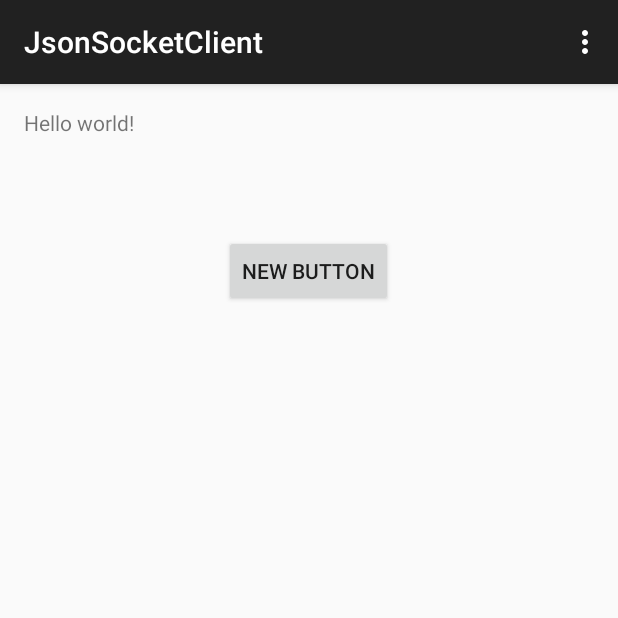
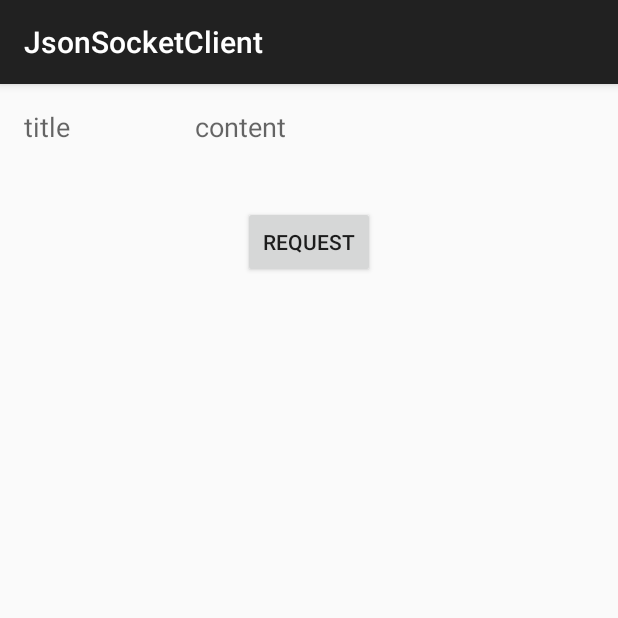
Before and after one commit to kyunooh/.net-android-socket-with-json, an Android app: the screen it shows after launch (MainActivity), on a phone screen of 412 x 824 dp, the top half of it. Run offline under Robolectric (Android 15) with nearby library versions, the phone set to English and light mode, and no system bars; libraries missing offline, so code that uses them is left out: org.json.simple.

```diff
--- a/JsonSocketClient/app/build.gradle
+++ b/JsonSocketClient/app/build.gradle
@@ -5,11 +5,12 @@ android {
     buildToolsVersion "22.0.1"
 
     defaultConfig {
-        applicationId "com.goree.api.jsonsocketclient"
+        applicationId "org.triplepy.jsonsocketclient"
         minSdkVersion 16
         targetSdkVersion 22
         versionCode 1
         versionName "1.0"
+        multiDexEnabled true
     }
     buildTypes {
         release {
@@ -22,4 +23,7 @@ android {
 dependencies {
     compile fileTree(dir: 'libs', include: ['*.jar'])
     compile 'com.android.support:appcompat-v7:22.2.1'
+    compile ('com.googlecode.json-simple:json-simple:1.1.1') {
+        exclude group: 'org.hamcrest', module: 'hamcrest-core'
+    }
 }
--- a/JsonSocketClient/app/src/main/AndroidManifest.xml
+++ b/JsonSocketClient/app/src/main/AndroidManifest.xml
@@ -1,6 +1,6 @@
 <?xml version="1.0" encoding="utf-8"?>
 <manifest xmlns:android="http://schemas.android.com/apk/res/android"
-    package="com.goree.api.jsonsocketclient" >
+    package="org.triplepy.jsonsocketclient" >
 
     <application
         android:allowBackup="true"
@@ -8,7 +8,7 @@
         android:label="@string/app_name"
         android:theme="@style/AppTheme" >
         <activity
-            android:name=".MainActivity"
+            android:name="org.triplepy.jsonsocketclient.MainActivity"
             android:label="@string/app_name" >
             <intent-filter>
                 <action android:name="android.intent.action.MAIN" />
--- /dev/null
+++ b/JsonSocketClient/app/src/main/java/org/triplepy/jsonsocketclient/MainActivity.java
@@ -0,0 +1,137 @@
+package org.triplepy.jsonsocketclient;
+
+import android.os.Handler;
+import android.os.Message;
+import android.support.v7.app.AppCompatActivity;
+import android.os.Bundle;
+import android.util.Log;
+import android.view.View;
+import android.view.View.OnClickListener;
+import android.widget.Button;
+import android.widget.TextView;
+
+
+
+import org.json.JSONException;
+import org.json.JSONObject;
+import org.json.simple.parser.JSONParser;
+import org.json.simple.parser.ParseException;
+
+import java.io.BufferedReader;
+import java.io.BufferedWriter;
+import java.io.InputStreamReader;
+import java.io.OutputStreamWriter;
+import java.io.PrintWriter;
+import java.net.InetAddress;
+import java.net.Socket;
+
+public class MainActivity extends AppCompatActivity implements OnClickListener{
+
+    public static final String windowServerIp = "192.168.1.199";
+
+    public static final int windowServerPort = 1234;
+
+    public static final int REFRESH = 1;
+
+    private Button m_RequestButton;
+
+    private TextView m_TitleTextView;
+
+    private TextView m_ContentTextView;
+
+    private String title;
+
+    private String content;
+
+    @Override
+    protected void onCreate(Bundle savedInstanceState) {
+        super.onCreate(savedInstanceState);
+        setContentView(R.layout.activity_main);
+
+        this.m_RequestButton = (Button)findViewById(R.id.requestButton);
+
+        this.m_TitleTextView = (TextView)findViewById(R.id.titleTextView);
+        this.m_ContentTextView = (TextView)findViewById(R.id.contentTextBox);
+
+
+        m_RequestButton.setOnClickListener(this);
+    }
+
+
+    private void setJsonData(String received){
+        JSONParser parser = new JSONParser();
+        try {
+            JSONObject jsonObject = (JSONObject) parser.parse(received);
+            this.title = jsonObject.getString("title");
+            this.content = jsonObject.getString("content");
+            Message msg = mainHandler.obtainMessage();
+            msg.what = REFRESH;
+            mainHandler.sendMessage(msg);
+        } catch (ParseException pe){
+            Log.e("MainActivity", pe.getMessage());
+        } catch (JSONException jsone) {
+            Log.e("MainActivity", jsone.getMessage());
+        }
+    }
+
+
+    private final Handler mainHandler = new Handler() {
+        @Override
+        public void handleMessage(Message msg) {
+            super.handleMessage(msg);
+
+            if(msg.what == REFRESH){
+                m_TitleTextView.setText(title);
+                m_ContentTextView.setText(content);
+
+            }
+        }
+    };
+
+    @Override
+    public void onClick(View v) {
+        if (v.getId() == R.id.requestButton){
+            SocketClientThread sct = new SocketClientThread();
+            sct.start();
+        }
+    }
+
+
+    private class SocketClientThread extends Thread {
+        public void run() {
+            try {
+                InetAddress serverAddr = InetAddress.getByName(windowServerIp);
+                Log.d("", "C:Connecting...");
+
+                try {
+                    Socket socket = new Socket(serverAddr, windowServerPort);
+                    BufferedReader in = new BufferedReader(new InputStreamReader(socket.getInputStream(), "UTF-8"));
+                    BufferedWriter out = new BufferedWriter(new OutputStreamWriter(socket.getOutputStream()));
+                    PrintWriter pw = new PrintWriter(out, true);
+
+                    pw.println("Request");
+                    String json = "";
+                    String msg;
+                    while (true) {
+                        msg = in.readLine();
+                        if (!msg.isEmpty() && msg.contains("<End of json>")) break;
+                        json += msg;
+
+                    }
+                    socket.close();
+                    Log.d("ClientActivity", json);
+                    Log.d("ClientActivity", "C: Closed.");
+                    setJsonData(json);
+
+                } catch (Exception e) {
+                    Log.e("ClientActivity", "S: Error", e);
+                }
+
+
+            } catch (Exception e) {
+                Log.e("ClientActivity", "S: Error", e);
+            }
+
+        }
+    }
+}
--- a/JsonSocketClient/app/src/main/res/layout/activity_main.xml
+++ b/JsonSocketClient/app/src/main/res/layout/activity_main.xml
@@ -5,17 +5,34 @@
     android:paddingTop="@dimen/activity_vertical_margin"
     android:paddingBottom="@dimen/activity_vertical_margin" tools:context=".MainActivity">
 
-    <TextView android:text="@string/hello_world" android:layout_width="wrap_content"
-        android:layout_height="wrap_content"
-        android:id="@+id/textView" />
-
     <Button
         android:layout_width="wrap_content"
         android:layout_height="wrap_content"
-        android:text="New Button"
-        android:id="@+id/button"
+        android:text="Request"
+        android:id="@+id/requestButton"
         android:layout_marginTop="65dp"
-        android:layout_below="@+id/textView"
         android:layout_centerHorizontal="true" />
 
+    <TextView
+        android:layout_width="wrap_content"
+        android:layout_height="wrap_content"
+        android:textAppearance="?android:attr/textAppearanceMedium"
+        android:text="@string/content_text"
+        android:id="@+id/contentTextBox"
+        android:layout_alignParentTop="true"
+        android:layout_alignRight="@+id/requestButton"
+        android:layout_alignEnd="@+id/requestButton"
+        android:layout_marginRight="59dp"
+        android:layout_marginEnd="59dp" />
+
+    <TextView
+        android:layout_width="wrap_content"
+        android:layout_height="wrap_content"
+        android:textAppearance="?android:attr/textAppearanceMedium"
+        android:text="@string/title_text"
+        android:id="@+id/titleTextView"
+        android:layout_alignParentTop="true"
+        android:layout_alignParentLeft="true"
+        android:layout_alignParentStart="true" />
+
 </RelativeLayout>
--- a/JsonSocketClient/app/src/main/res/values/strings.xml
+++ b/JsonSocketClient/app/src/main/res/values/strings.xml
@@ -1,6 +1,8 @@
 <resources>
     <string name="app_name">JsonSocketClient</string>
 
-    <string name="hello_world">Hello world!</string>
-    <string name="action_settings">Settings</string>
+    <string name="title_text">title</string>
+    <string name="content_text">content</string>
+
+    <string name="action_settings">setting</string>
 </resources>
```
